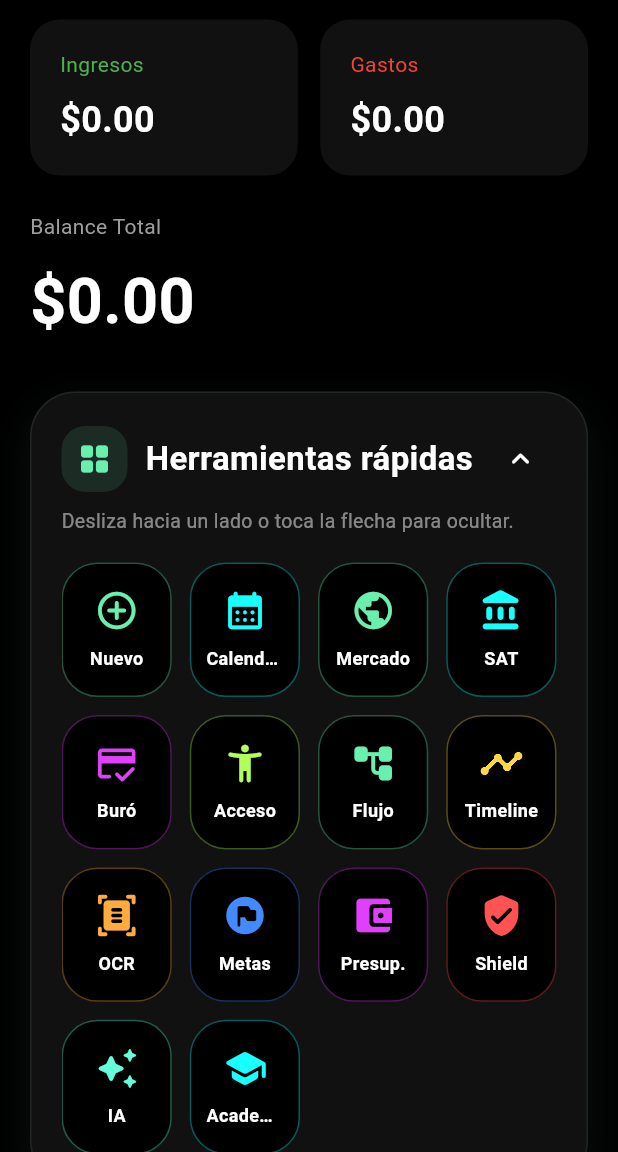
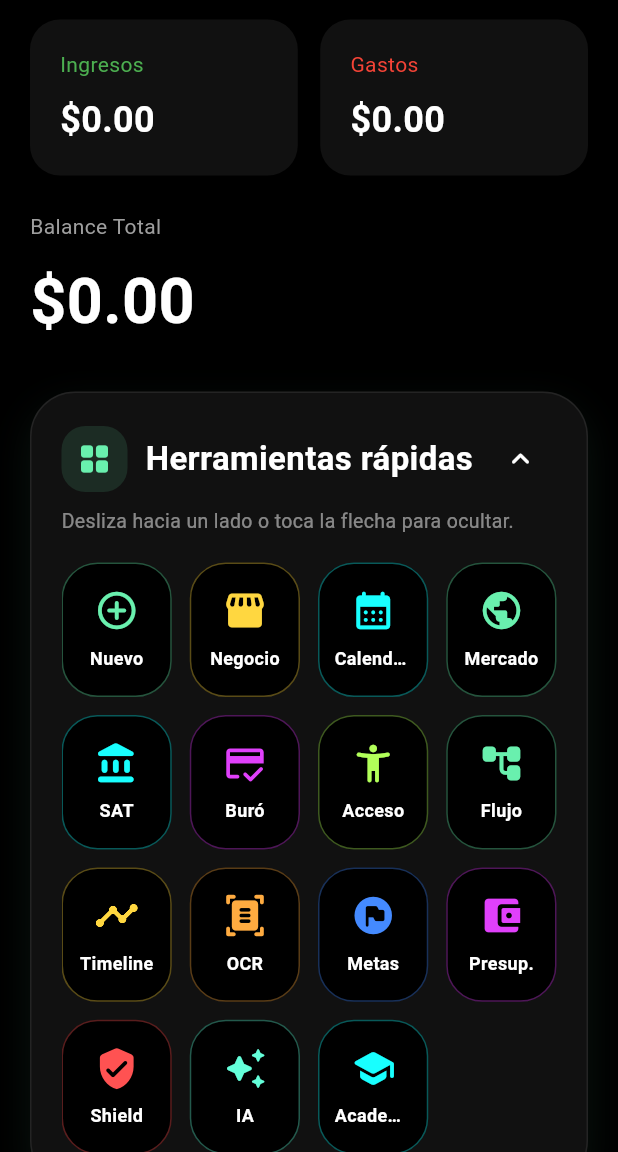
Before and after one commit to bryan-velasc/cash-control-business-platform, a Flutter app: the DashboardScreen screen opened directly with empty values, scrolled down 576 dp, on a phone screen of 412 x 824 dp, the part 84-1236 px from its top. Run offline on Flutter 3.47's test engine with Material 3 defaults, Android fonts, the phone set to English and light mode, and no system bars; our stand-ins replace camera, connectivity_plus, firebase_auth, firebase_core, fl_chart, google_fonts and 9 more; missing offline and left inert: excel, file_saver, google_mlkit_face_detection, google_mlkit_text_recognition; accounts and stored records are empty; network calls fail.

Commit message:
feat: integrar modulo Mi Negocio en dashboard principal

```diff
--- a/cash-control-app/lib/screens/dashboard_screen.dart
+++ b/cash-control-app/lib/screens/dashboard_screen.dart
@@ -33,6 +33,8 @@ import 'global_market_screen.dart';
 import 'sat_screen.dart';
 import 'credit_bureau_screen.dart';
 
+import '../modules/business/screens/business_dashboard_screen.dart';
+
 import '../widgets/balance_card.dart';
 import '../widgets/income_card.dart';
 import '../widgets/expense_card.dart';
@@ -718,6 +720,21 @@ class _DashboardScreenState extends State<DashboardScreen> {
             if (result == true) {
               refreshDashboard();
             }
+          },
+        ),
+
+                buildQuickButton(
+          title: "Negocio",
+          icon: Icons.storefront_rounded,
+          color: Colors.amberAccent,
+          onTap: () {
+            Navigator.push(
+              context,
+              MaterialPageRoute(
+                builder: (_) =>
+                    const BusinessDashboardScreen(),
+              ),
+            );
           },
         ),
 
```
